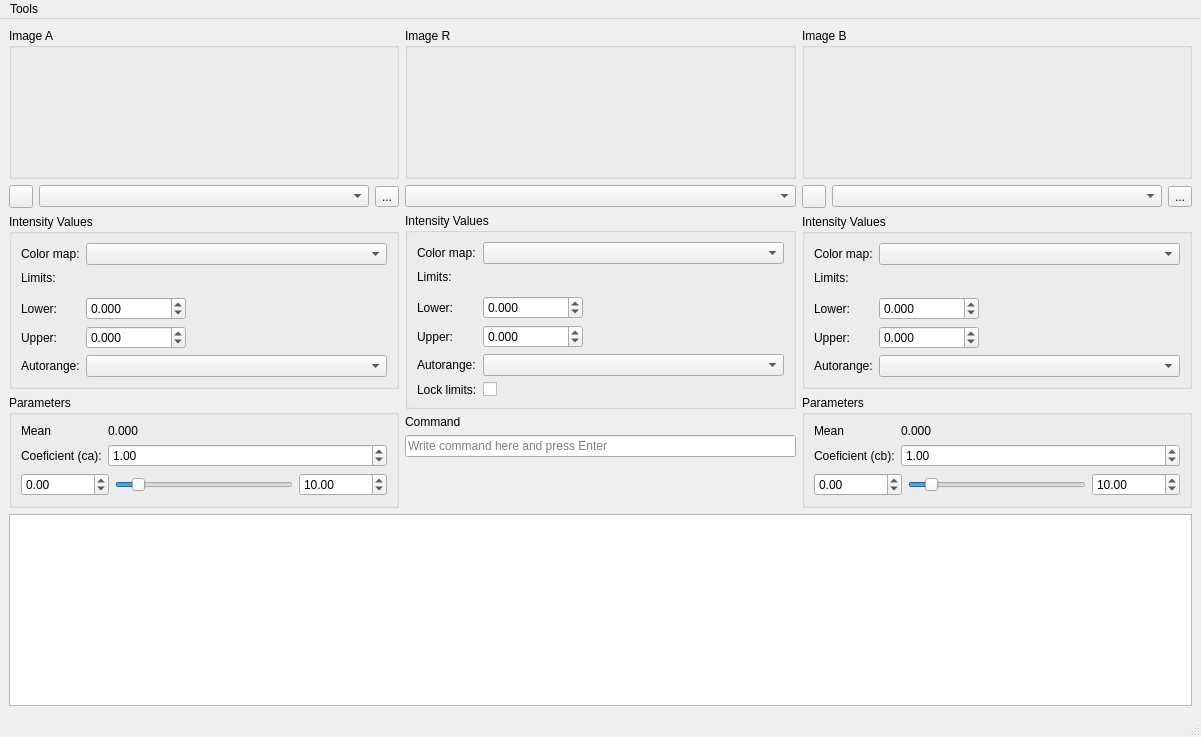
Qt form ui_elements/MMExtract.ui (LabTelc/MMExtract) before a commit.
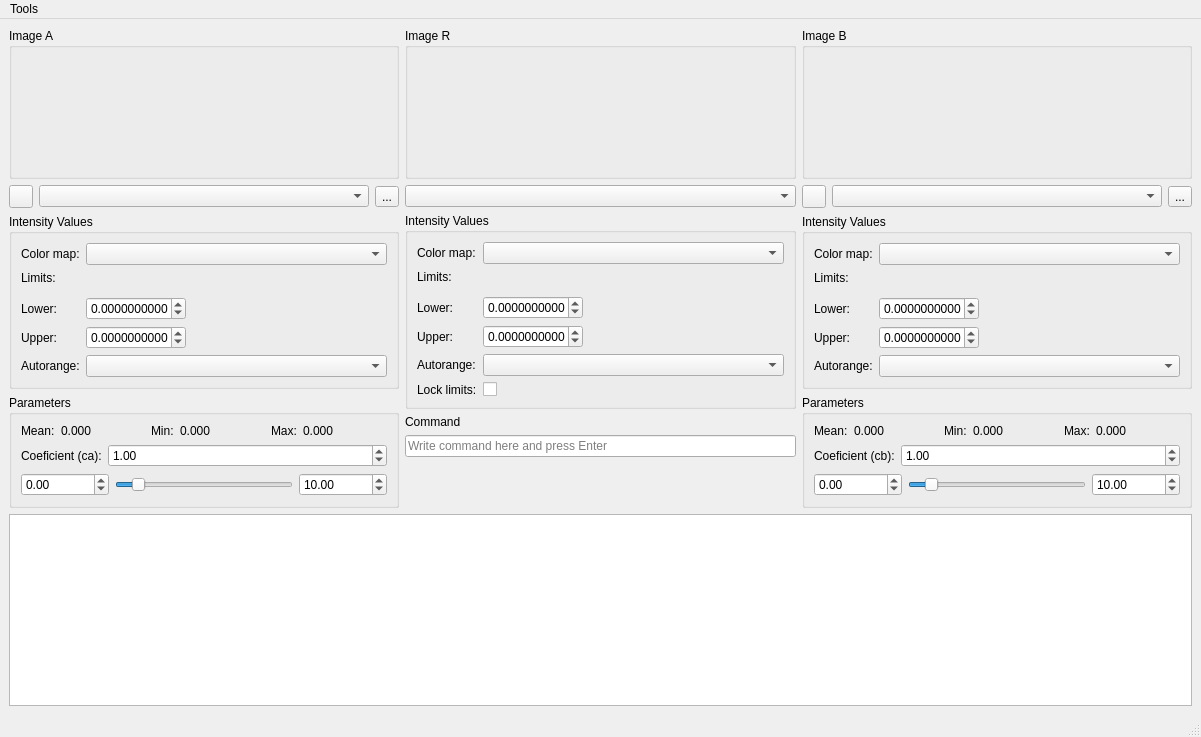
The same form after that commit. Custom widgets are drawn as their Qt base class.

```diff
--- a/ui_elements/MMExtract.ui
+++ b/ui_elements/MMExtract.ui
@@ -89,7 +89,7 @@
             </size>
            </property>
            <property name="decimals">
-            <number>3</number>
+            <number>10</number>
            </property>
            <property name="minimum">
             <double>-99999999999999997748809823456034029568.000000000000000</double>
@@ -128,7 +128,7 @@
             </size>
            </property>
            <property name="decimals">
-            <number>3</number>
+            <number>10</number>
            </property>
            <property name="minimum">
             <double>-999999999999999949387135297074018866963645011013410073083904.000000000000000</double>
@@ -147,20 +147,6 @@
          <string>Parameters</string>
         </property>
         <layout class="QFormLayout" name="formLayout_6">
-         <item row="0" column="0">
-          <widget class="QLabel" name="label_22">
-           <property name="text">
-            <string>Mean</string>
-           </property>
-          </widget>
-         </item>
-         <item row="0" column="1">
-          <widget class="QLabel" name="l_mean_b">
-           <property name="text">
-            <string>0.000</string>
-           </property>
-          </widget>
-         </item>
          <item row="1" column="0">
           <widget class="QLabel" name="label_24">
            <property name="text">
@@ -218,6 +204,70 @@
            </item>
           </layout>
          </item>
+         <item row="0" column="0" colspan="2">
+          <layout class="QHBoxLayout" name="horizontalLayout_7">
+           <item>
+            <widget class="QLabel" name="label_22">
+             <property name="sizePolicy">
+              <sizepolicy hsizetype="Maximum" vsizetype="Preferred">
+               <horstretch>0</horstretch>
+               <verstretch>0</verstretch>
+              </sizepolicy>
+             </property>
+             <property name="text">
+              <string>Mean:</string>
+             </property>
+            </widget>
+           </item>
+           <item>
+            <widget class="QLabel" name="l_mean_b">
+             <property name="text">
+              <string>0.000</string>
+             </property>
+            </widget>
+           </item>
+           <item>
+            <widget class="QLabel" name="label_23">
+             <property name="sizePolicy">
+              <sizepolicy hsizetype="Maximum" vsizetype="Preferred">
+               <horstretch>0</horstretch>
+               <verstretch>0</verstretch>
+              </sizepolicy>
+             </property>
+             <property name="text">
+              <string>Min:</string>
+             </property>
+            </widget>
+           </item>
+           <item>
+            <widget class="QLabel" name="l_min_b">
+             <property name="text">
+              <string>0.000</string>
+             </property>
+            </widget>
+           </item>
+           <item>
+            <widget class="QLabel" name="label_25">
+             <property name="sizePolicy">
+              <sizepolicy hsizetype="Maximum" vsizetype="Preferred">
+               <horstretch>0</horstretch>
+               <verstretch>0</verstretch>
+              </sizepolicy>
+             </property>
+             <property name="text">
+              <string>Max:</string>
+             </property>
+            </widget>
+           </item>
+           <item>
+            <widget class="QLabel" name="l_max_b">
+             <property name="text">
+              <string>0.000</string>
+             </property>
+            </widget>
+           </item>
+          </layout>
+         </item>
         </layout>
        </widget>
       </item>
@@ -289,7 +339,7 @@
             </size>
            </property>
            <property name="decimals">
-            <number>3</number>
+            <number>10</number>
            </property>
            <property name="minimum">
             <double>-99999999999999997748809823456034029568.000000000000000</double>
@@ -315,7 +365,7 @@
             </size>
            </property>
            <property name="decimals">
-            <number>3</number>
+            <number>10</number>
            </property>
            <property name="minimum">
             <double>-999999999999999949387135297074018866963645011013410073083904.000000000000000</double>
@@ -461,7 +511,7 @@
             </size>
            </property>
            <property name="decimals">
-            <number>3</number>
+            <number>10</number>
            </property>
            <property name="minimum">
             <double>-99999999999999997748809823456034029568.000000000000000</double>
@@ -487,7 +537,7 @@
             </size>
            </property>
            <property name="decimals">
-            <number>3</number>
+            <number>10</number>
            </property>
            <property name="minimum">
             <double>-999999999999999949387135297074018866963645011013410073083904.000000000000000</double>
@@ -519,20 +569,6 @@
          <string>Parameters</string>
         </property>
         <layout class="QFormLayout" name="formLayout_2">
-         <item row="0" column="0">
-          <widget class="QLabel" name="label_6">
-           <property name="text">
-            <string>Mean</string>
-           </property>
-          </widget>
-         </item>
-         <item row="0" column="1">
-          <widget class="QLabel" name="l_mean_a">
-           <property name="text">
-            <string>0.000</string>
-           </property>
-          </widget>
-         </item>
          <item row="1" column="0">
           <widget class="QLabel" name="label_8">
            <property name="text">
@@ -590,6 +626,70 @@
            </item>
           </layout>
          </item>
+         <item row="0" column="0" colspan="2">
+          <layout class="QHBoxLayout" name="horizontalLayout">
+           <item>
+            <widget class="QLabel" name="label_6">
+             <property name="sizePolicy">
+              <sizepolicy hsizetype="Maximum" vsizetype="Preferred">
+               <horstretch>0</horstretch>
+               <verstretch>0</verstretch>
+              </sizepolicy>
+             </property>
+             <property name="text">
+              <string>Mean:</string>
+             </property>
+            </widget>
+           </item>
+           <item>
+            <widget class="QLabel" name="l_mean_a">
+             <property name="text">
+              <string>0.000</string>
+             </property>
+            </widget>
+           </item>
+           <item>
+            <widget class="QLabel" name="label_15">
+             <property name="sizePolicy">
+              <sizepolicy hsizetype="Maximum" vsizetype="Preferred">
+               <horstretch>0</horstretch>
+               <verstretch>0</verstretch>
+              </sizepolicy>
+             </property>
+             <property name="text">
+              <string>Min:</string>
+             </property>
+            </widget>
+           </item>
+           <item>
+            <widget class="QLabel" name="l_min_a">
+             <property name="text">
+              <string>0.000</string>
+             </property>
+            </widget>
+           </item>
+           <item>
+            <widget class="QLabel" name="label_16">
+             <property name="sizePolicy">
+              <sizepolicy hsizetype="Maximum" vsizetype="Preferred">
+               <horstretch>0</horstretch>
+               <verstretch>0</verstretch>
+              </sizepolicy>
+             </property>
+             <property name="text">
+              <string>Max:</string>
+             </property>
+            </widget>
+           </item>
+           <item>
+            <widget class="QLabel" name="l_max_a">
+             <property name="text">
+              <string>0.000</string>
+             </property>
+            </widget>
+           </item>
+          </layout>
+         </item>
         </layout>
        </widget>
       </item>
@@ -761,6 +861,11 @@
    <extends>QLineEdit</extends>
    <header>./ui_element_classes/HistoryLineEdit</header>
   </customwidget>
+  <customwidget>
+   <class>SigFigDoubleSpinBox</class>
+   <extends>QDoubleSpinBox</extends>
+   <header>./ui_element_classes/SigFigDoubleSpinBox</header>
+  </customwidget>
  </customwidgets>
  <resources/>
  <connections/>
```
Left out of the diff: 12 changed lines with no effect on the pictures.
